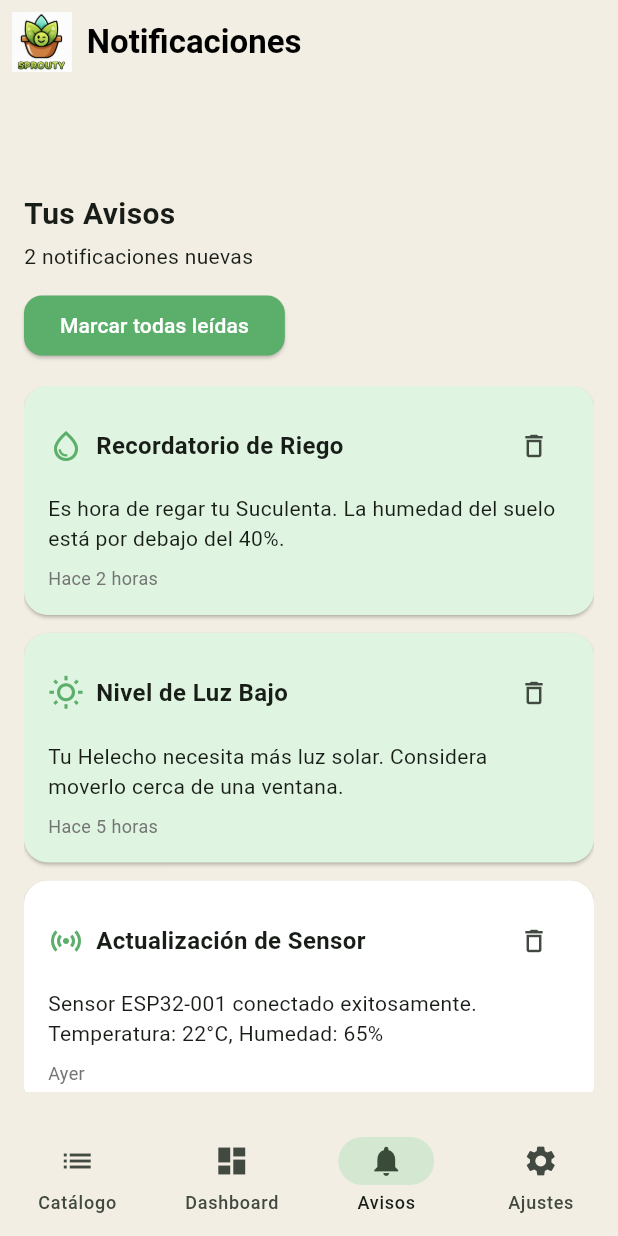
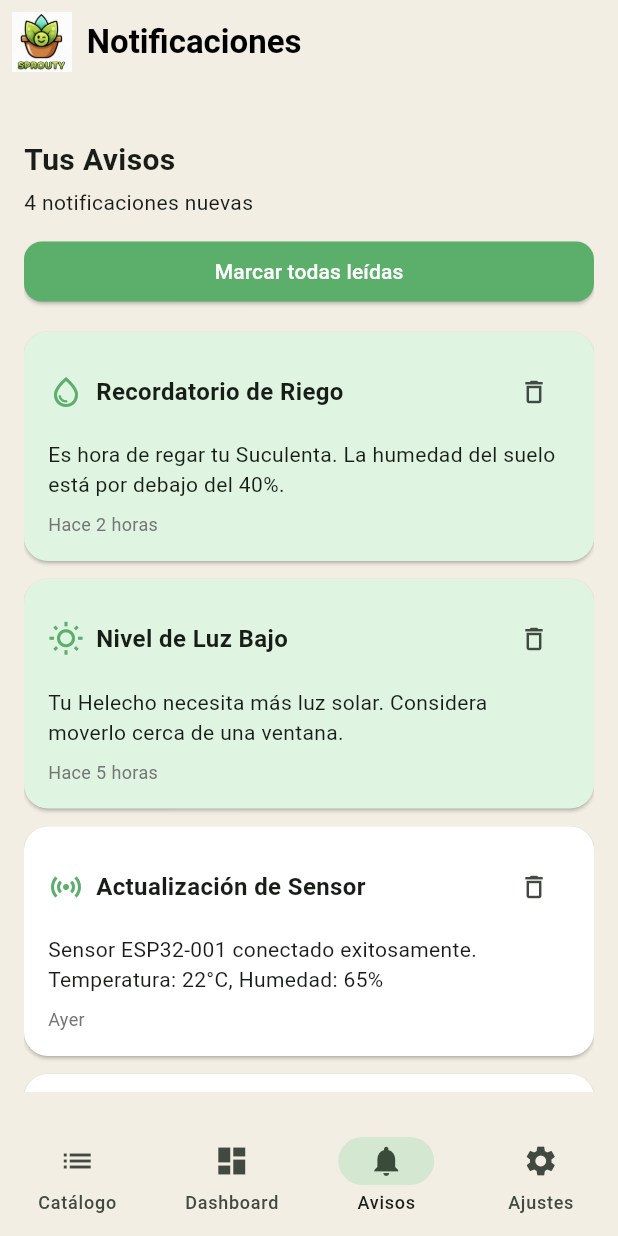
Before and after one commit to Cruzito123/Sprouty, a Flutter app: the screen it shows after launch, on a phone screen of 412 x 824 dp. Run offline on Flutter 3.47's test engine with Material 3 defaults, Android fonts, the phone set to English and light mode, and no system bars.

```diff
--- a/lib/screens/pagina_notifications.dart
+++ b/lib/screens/pagina_notifications.dart
@@ -1,32 +1,76 @@
 import 'package:flutter/material.dart';
 import '../utils/colores_app.dart';
 
-class PaginaNotifications extends StatelessWidget {
+class PaginaNotifications extends StatefulWidget {
   const PaginaNotifications({super.key});
+
+  @override
+  State<PaginaNotifications> createState() => _PaginaNotificationsState();
+}
+
+class _PaginaNotificationsState extends State<PaginaNotifications> {
+  List<Map<String, dynamic>> notificaciones = [
+    {
+      'icon': Icons.water_drop_outlined,
+      'title': 'Recordatorio de Riego',
+      'message':
+          'Es hora de regar tu Suculenta. La humedad del suelo está por debajo del 40%.',
+      'time': 'Hace 2 horas',
+      'color': const Color(0xFFDFF5E1),
+    },
+    {
+      'icon': Icons.wb_sunny_outlined,
+      'title': 'Nivel de Luz Bajo',
+      'message':
+          'Tu Helecho necesita más luz solar. Considera moverlo cerca de una ventana.',
+      'time': 'Hace 5 horas',
+      'color': const Color(0xFFDFF5E1),
+    },
+    {
+      'icon': Icons.sensors,
+      'title': 'Actualización de Sensor',
+      'message':
+          'Sensor ESP32-001 conectado exitosamente. Temperatura: 22°C, Humedad: 65%',
+      'time': 'Ayer',
+      'color': Colors.white,
+    },
+    {
+      'icon': Icons.settings_outlined,
+      'title': 'Configuración Actualizada',
+      'message':
+          'Los parámetros de riego para Monstera han sido ajustados según tus preferencias.',
+      'time': 'Ayer',
+      'color': Colors.white,
+    },
+  ];
 
   @override
   Widget build(BuildContext context) {
     return Scaffold(
       backgroundColor: kFondoCrema,
       appBar: AppBar(
-        centerTitle: true,
         backgroundColor: kFondoCrema,
         elevation: 0,
+        toolbarHeight: 20,
       ),
       body: Padding(
         padding: const EdgeInsets.all(16),
-        child: Column(
-          crossAxisAlignment: CrossAxisAlignment.start,
+        child: ListView(
           children: [
             const Text(
               'Tus Avisos',
               style: TextStyle(fontSize: 20, fontWeight: FontWeight.bold),
             ),
             const SizedBox(height: 4),
-            const Text('2 notificaciones nuevas'),
+            Text('${notificaciones.length} notificaciones nuevas'),
             const SizedBox(height: 12),
+            if (notificaciones.isNotEmpty)
               ElevatedButton(
-              onPressed: () {},
+                onPressed: () {
+                  setState(() {
+                    notificaciones.clear();
+                  });
+                },
                 style: ElevatedButton.styleFrom(
                   backgroundColor: kPrimario,
                   foregroundColor: Colors.white,
@@ -37,42 +81,33 @@ class PaginaNotifications extends StatelessWidget {
                 child: const Text('Marcar todas leídas'),
               ),
             const SizedBox(height: 16),
-            Expanded(
-              child: ListView(
-                children: const [
-                  NotificacionCard(
-                    icon: Icons.water_drop_outlined,
-                    title: 'Recordatorio de Riego',
-                    message:
-                        'Es hora de regar tu Suculenta. La humedad del suelo está por debajo del 40%.',
-                    time: 'Hace 2 horas',
-                  ),
-                  NotificacionCard(
-                    icon: Icons.wb_sunny_outlined,
-                    title: 'Nivel de Luz Bajo',
-                    message:
-                        'Tu Helecho necesita más luz solar. Considera moverlo cerca de una ventana.',
-                    time: 'Hace 5 horas',
-                  ),
-                  NotificacionCard(
-                    icon: Icons.sensors,
-                    title: 'Actualización de Sensor',
-                    message:
-                        'Sensor ESP32-001 conectado exitosamente. Temperatura: 22°C, Humedad: 65%',
-                    time: 'Ayer',
-                    colorFondo: Colors.white,
-                  ),
-                  NotificacionCard(
-                    icon: Icons.settings_outlined,
-                    title: 'Configuración Actualizada',
-                    message:
-                        'Los parámetros de riego para Monstera han sido ajustados según tus preferencias.',
-                    time: 'Ayer',
-                    colorFondo: Colors.white,
-                  ),
-                ],
+            if (notificaciones.isEmpty)
+              const Center(
+                child: Padding(
+                  padding: EdgeInsets.only(top: 40),
+                  child: Text(
+                    'No tienes notificaciones pendientes 🎉',
+                    style: TextStyle(fontSize: 16, color: Colors.grey),
                   ),
                 ),
+              )
+            else
+              ...notificaciones.asMap().entries.map((entry) {
+                final index = entry.key;
+                final notif = entry.value;
+                return NotificacionCard(
+                  icon: notif['icon'],
+                  title: notif['title'],
+                  message: notif['message'],
+                  time: notif['time'],
+                  colorFondo: notif['color'],
+                  onDelete: () {
+                    setState(() {
+                      notificaciones.removeAt(index);
+                    });
+                  },
+                );
+              }).toList(),
           ],
         ),
       ),
@@ -86,6 +121,7 @@ class NotificacionCard extends StatelessWidget {
   final String message;
   final String time;
   final Color colorFondo;
+  final VoidCallback onDelete;
 
   const NotificacionCard({
     super.key,
@@ -93,7 +129,8 @@ class NotificacionCard extends StatelessWidget {
     required this.title,
     required this.message,
     required this.time,
-    this.colorFondo = const Color(0xFFDFF5E1), // verde claro por defecto
+    required this.onDelete,
+    this.colorFondo = const Color(0xFFDFF5E1),
   });
 
   @override
@@ -122,7 +159,7 @@ class NotificacionCard extends StatelessWidget {
                 ),
                 IconButton(
                   icon: const Icon(Icons.delete_outline, size: 20),
-                  onPressed: () {},
+                  onPressed: onDelete,
                 ),
               ],
             ),
```
Lines whose indentation alone changed are shown as unchanged.
